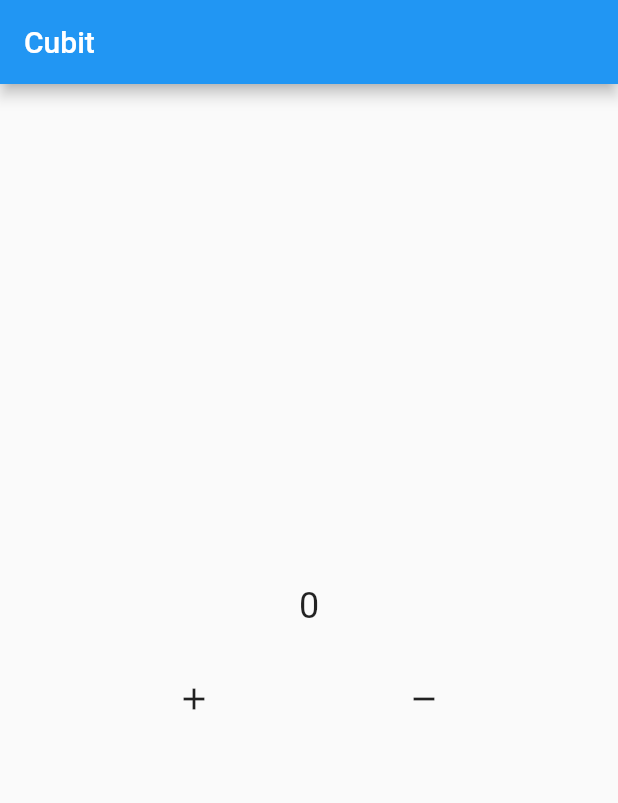
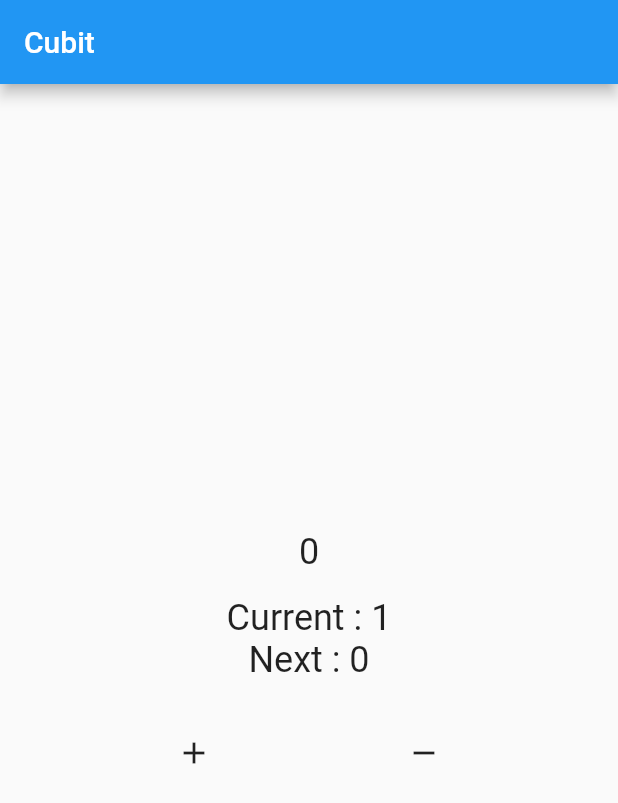
Before and after one commit to hib4/flutter-bloc, a Flutter app: the screen it shows after launch, after a tap on the "add" icon, after a tap on the "remove" icon, on a phone screen of 412 x 824 dp. Shown: the top 803 px of the screen. Run offline on Flutter 3.47's test engine with Material 2 defaults, Android fonts, the phone set to English and light mode, and no system bars; our stand-ins replace bloc.

Commit message:
feat: [HF] 03-observer cubit

```diff
--- /dev/null
+++ b/lib/03_observer_cubit/03_observer_cubit.dart
@@ -0,0 +1,101 @@
+import 'package:bloc/bloc.dart';
+import 'package:flutter/material.dart';
+
+class LearnObserverCubit extends StatelessWidget {
+  LearnObserverCubit({Key? key}) : super(key: key);
+
+  final CounterCubit _counter = CounterCubit(initialNumber: 0);
+
+  @override
+  Widget build(BuildContext context) {
+    return Scaffold(
+      appBar: AppBar(
+        title: const Text('Cubit'),
+      ),
+      body: Column(
+        mainAxisAlignment: MainAxisAlignment.center,
+        children: [
+          StreamBuilder(
+            initialData: _counter.initialNumber,
+            stream: _counter.stream,
+            builder: (context, snapshot) {
+              return Column(
+                children: [
+                  Text(
+                    '${snapshot.data}',
+                    style: const TextStyle(fontSize: 24),
+                  ),
+                  const SizedBox(
+                    height: 16,
+                  ),
+                  Text(
+                    'Current : ${_counter.currentNumber ?? 0}',
+                    style: const TextStyle(fontSize: 24),
+                  ),
+                  Text(
+                    'Next : ${_counter.nextNumber ?? 0}',
+                    style: const TextStyle(fontSize: 24),
+                  ),
+                ],
+              );
+            },
+          ),
+          const SizedBox(
+            height: 24,
+          ),
+          Row(
+            mainAxisAlignment: MainAxisAlignment.spaceEvenly,
+            children: [
+              IconButton(
+                onPressed: () {
+                  _counter.increment();
+                },
+                icon: const Icon(Icons.add),
+              ),
+              IconButton(
+                onPressed: () {
+                  _counter.decrement();
+                },
+                icon: const Icon(Icons.remove),
+              ),
+            ],
+          ),
+        ],
+      ),
+    );
+  }
+}
+
+class CounterCubit extends Cubit<int> {
+  CounterCubit({this.initialNumber = 0}) : super(initialNumber);
+
+  int initialNumber;
+  int? currentNumber;
+  int? nextNumber;
+
+  @override
+  void onChange(Change<int> change) {
+    // TODO: implement onChange
+    super.onChange(change);
+    print(change);
+    currentNumber = change.currentState;
+    nextNumber = change.nextState;
+  }
+
+  @override
+  void onError(Object error, StackTrace stackTrace) {
+    // TODO: implement onError
+    super.onError(error, stackTrace);
+    print(error);
+  }
+
+  void increment() {
+    emit(state + 1);
+  }
+
+  void decrement() {
+    if (state > 0) {
+      emit(state - 1);
+    }
+  }
+}
--- a/lib/main.dart
+++ b/lib/main.dart
@@ -1,6 +1,7 @@
 import 'package:flutter/material.dart';
 import 'package:learn_bloc/01_stream/01_stream.dart';
 import 'package:learn_bloc/02_basic_cubit/02_basic_cubit.dart';
+import 'package:learn_bloc/03_observer_cubit/03_observer_cubit.dart';
 
 void main() {
   runApp(const MyApp());
@@ -14,7 +15,7 @@ class MyApp extends StatelessWidget {
     return MaterialApp(
       title: 'Learn BLoC',
       debugShowCheckedModeBanner: false,
-      home: LearnBasicCubit(),
+      home: LearnObserverCubit(),
     );
   }
 }
```
